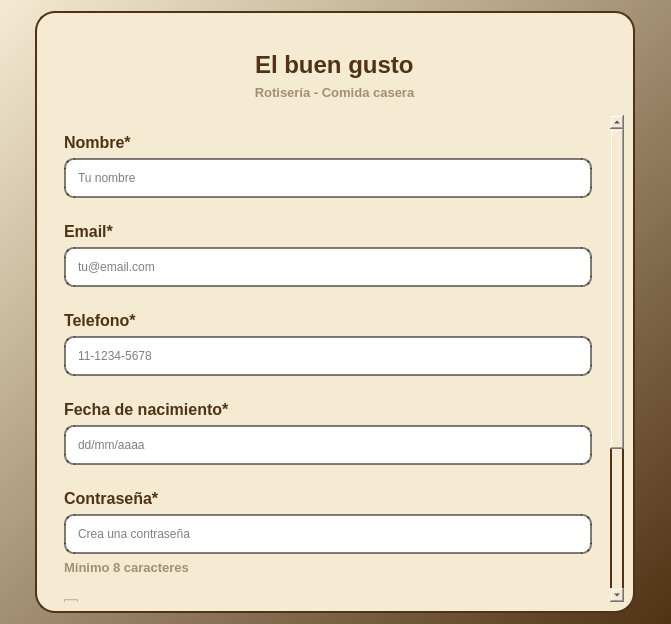
This is escritorio/sign_up.ui in Bruno-DarkSouler/APP_ElBuenGusto as Qt 5 draws it before an edit. The edited form follows.
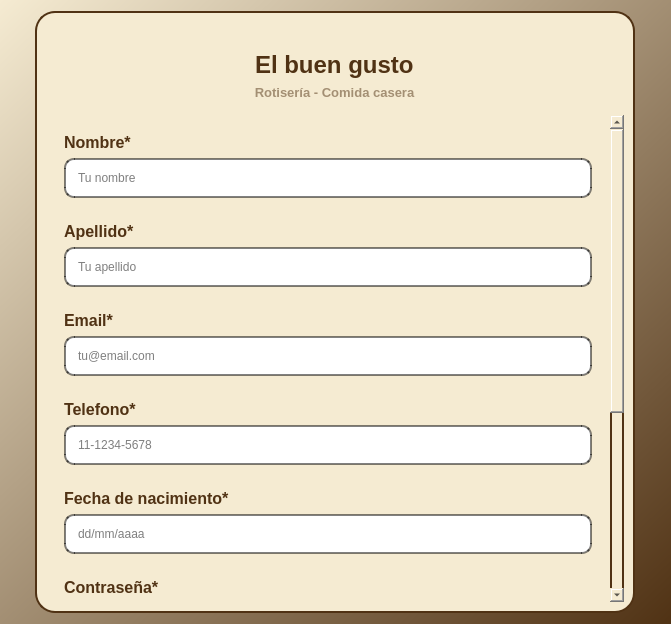
This is the edited form. Icons and pictures are not drawn.

```diff
--- a/escritorio/sign_up.ui
+++ b/escritorio/sign_up.ui
@@ -161,9 +161,9 @@
          <property name="geometry">
           <rect>
            <x>0</x>
-           <y>-203</y>
+           <y>-292</y>
            <width>561</width>
-           <height>693</height>
+           <height>782</height>
           </rect>
          </property>
          <layout class="QVBoxLayout" name="verticalLayout_11">
@@ -228,6 +228,53 @@
             </layout>
            </widget>
           </item>
+          <item>
+           <widget class="QFrame" name="frame_3">
+            <property name="frameShape">
+             <enum>QFrame::Shape::StyledPanel</enum>
+            </property>
+            <property name="frameShadow">
+             <enum>QFrame::Shadow::Raised</enum>
+            </property>
+            <layout class="QVBoxLayout" name="verticalLayout_12">
+             <item>
+              <widget class="QLabel" name="label_9">
+               <property name="font">
+                <font>
+                 <family>Arial</family>
+                 <pointsize>12</pointsize>
+                 <bold>true</bold>
+                </font>
+               </property>
+               <property name="styleSheet">
+                <string notr="true">color: rgb(80,50,20);
+</string>
+               </property>
+               <property name="text">
+                <string>Apellido*</string>
+               </property>
+              </widget>
+             </item>
+             <item>
+              <widget class="QLineEdit" name="lineEdit_apellido">
+               <property name="styleSheet">
+                <string notr="true">background-color: rgb(255, 255, 255);
+border: 2 solid rgba(0, 0, 0,0.50);
+border-radius: 20;
+border-radius: 10;
+padding: 10;</string>
+               </property>
+               <property name="text">
+                <string/>
+               </property>
+               <property name="placeholderText">
+                <string>Tu apellido</string>
+               </property>
+              </widget>
+             </item>
+            </layout>
+           </widget>
+          </item>
           <item>
            <widget class="QFrame" name="frame_6">
             <property name="styleSheet">
```
Left out of the diff: 6 changed lines with no effect on the pictures.
